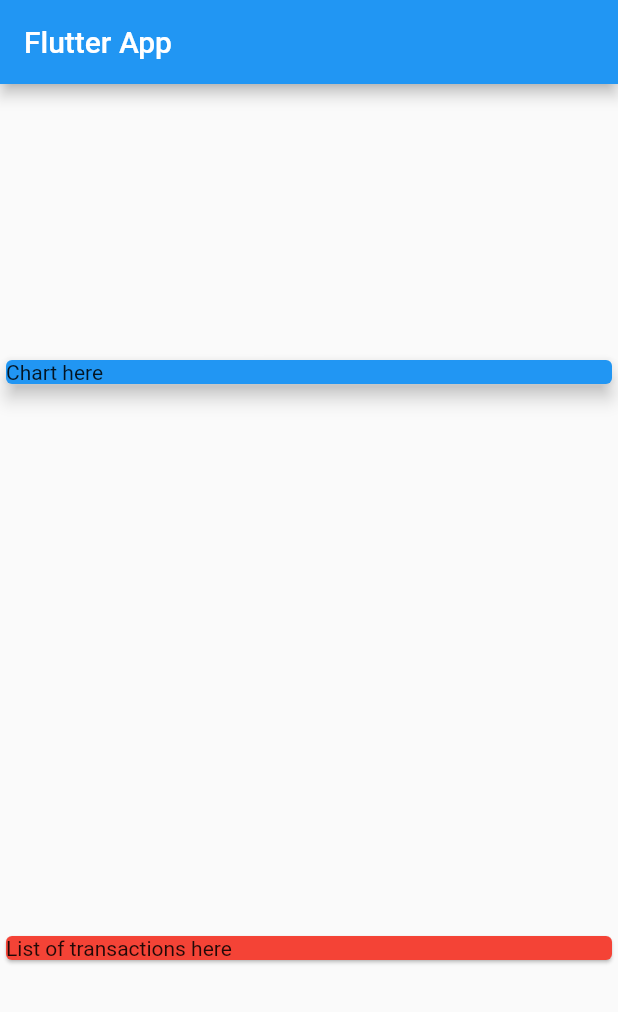
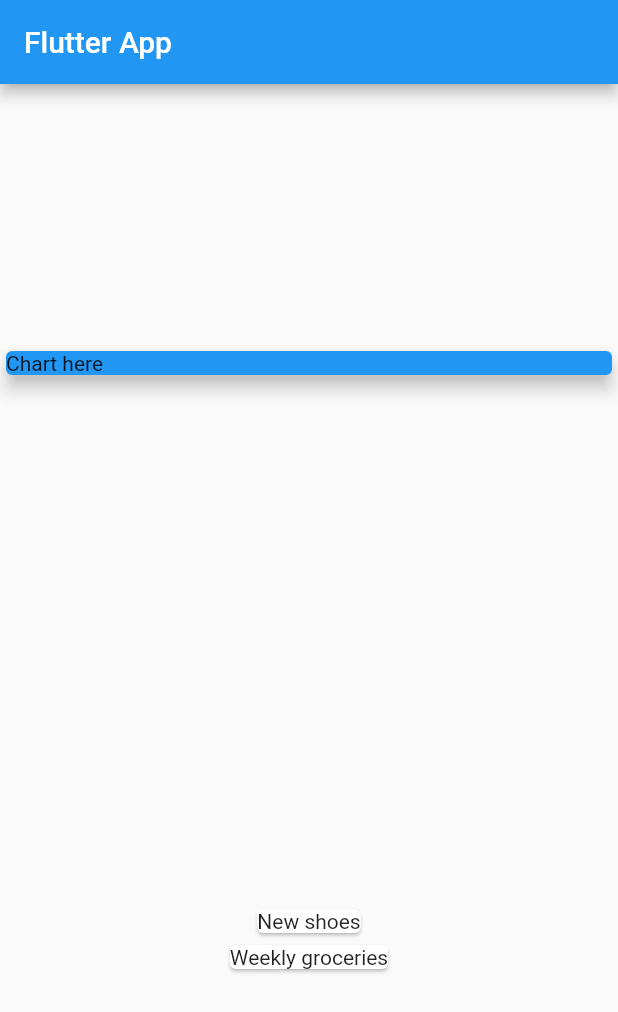
Before and after one commit to Akmalismail/udemy-flutter, a Flutter app: the screen it shows after launch, on a phone screen of 412 x 824 dp. Shown: the top 1012 px of the screen. Run offline on Flutter 3.47's test engine with Material 2 defaults, Android fonts, the phone set to English and light mode, and no system bars.

Commit message:
75. Mapping Data Into Widgets

```diff
--- a/lib/main.dart
+++ b/lib/main.dart
@@ -48,9 +48,12 @@ class MyHomePage extends StatelessWidget {
               elevation: 5,
             ),
           ),
-          Card(
-            color: Colors.red,
-            child: Text('List of transactions here'),
+          Column(
+            children: transactions
+                .map((tx) => Card(
+                      child: Text(tx.title),
+                    ))
+                .toList(),
           )
         ],
       ),
```
